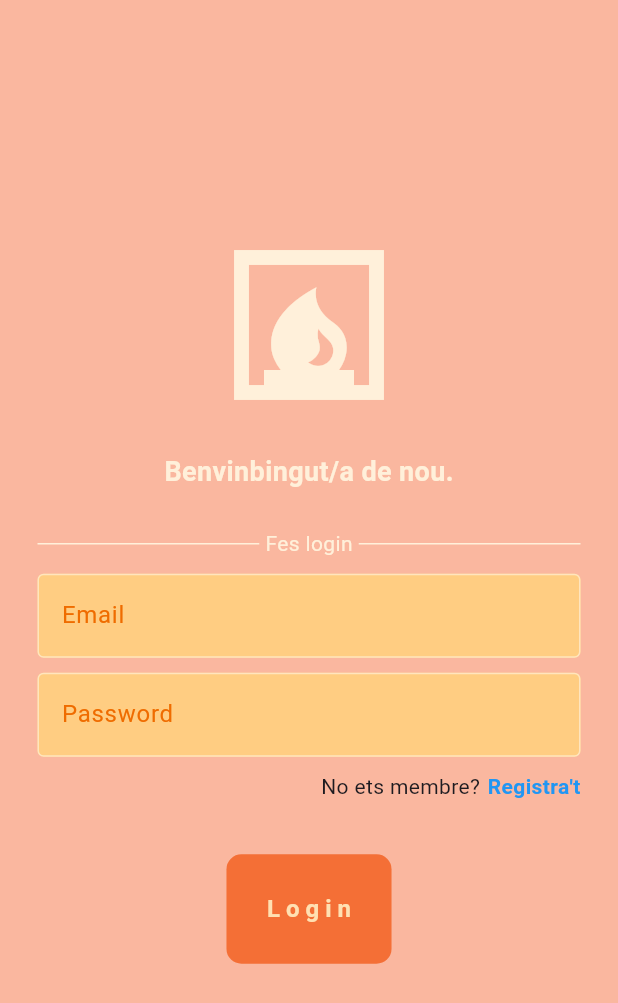
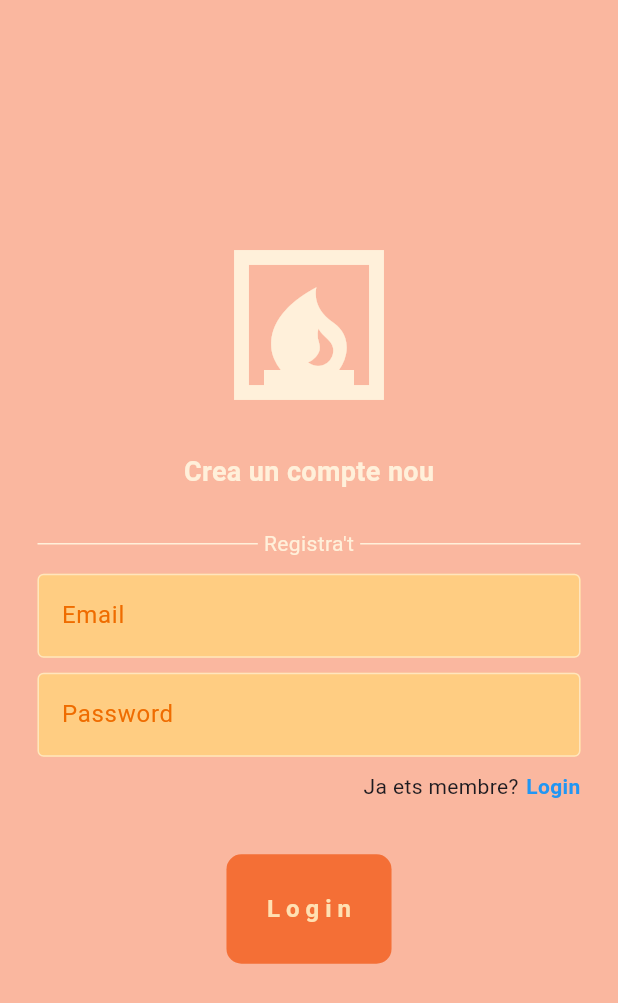
Before and after one commit to Velaskits/flutter_firabase, a Flutter app: the screen it shows after launch, on a phone screen of 412 x 824 dp. Shown: the top 1003 px of the screen. Run offline on Flutter 3.47's test engine with Material 3 defaults, Android fonts, the phone set to English and light mode, and no system bars; our stand-ins replace firebase_core; accounts and stored records are empty.

Commit message:
UI Registre

```diff
--- a/lib/main.dart
+++ b/lib/main.dart
@@ -1,9 +1,17 @@
+import 'package:firebase_core/firebase_core.dart';
 import 'package:flutter/material.dart';
+import 'package:flutter_firabase/firebase_options.dart';
 import 'package:flutter_firabase/paginas/pagina_login.dart';
+import 'package:flutter_firabase/paginas/pagina_registre.dart';
 
 void main() async {
 
   WidgetsFlutterBinding.ensureInitialized();
+
+  await Firebase.initializeApp(
+    options: DefaultFirebaseOptions.currentPlatform,
+  );
+
   runApp(const MainApp());
 }
 
@@ -14,7 +22,7 @@ class MainApp extends StatelessWidget {
   Widget build(BuildContext context) {
     return const MaterialApp(
       debugShowCheckedModeBanner: false,
-      home: PaginaLogin(),
+      home: PaginaRegistre(),
     );
   }
 }
@@ -34,5 +42,6 @@ class MainApp extends StatelessWidget {
 
 6) Incluir las librerias de Firebase que queramos utilizar.
   - flutter pub add firebas_auth
+  - flutter pub add firebase_core
 
 */
--- /dev/null
+++ b/lib/paginas/pagina_registre.dart
@@ -0,0 +1,159 @@
+import 'package:flutter/material.dart';
+import 'package:flutter_firabase/components/boto_auth.dart';
+import 'package:flutter_firabase/components/textfield_auth.dart';
+
+class PaginaRegistre extends StatefulWidget {
+
+
+  const PaginaRegistre({super.key});
+
+  @override
+  State<PaginaRegistre> createState() => _PaginaRegistreState();
+}
+
+class _PaginaRegistreState extends State<PaginaRegistre> {
+
+  final TextEditingController controllerEmail = TextEditingController();
+  final TextEditingController controllerPassword = TextEditingController();
+  final TextEditingController controllerConfirmarPassword = TextEditingController();
+
+  void ferRegistre(){
+
+  }
+
+  @override
+  Widget build(BuildContext context) {
+    return Scaffold(
+      backgroundColor: const Color.fromARGB(255, 250, 183, 159),
+      body: SafeArea(
+        child: Center(
+          child: SingleChildScrollView(
+            child: Center(
+              child: Column(
+                mainAxisAlignment: MainAxisAlignment.center,
+                children: [
+                  // Logo.
+                  const Icon(
+                    Icons.fireplace,
+                    size: 120,
+                    color: Color.fromARGB(255, 255, 240, 218),
+                  ),
+
+                  const SizedBox(
+                    height: 25,
+                  ),
+
+                  // Frase.
+                  const Text(
+                    "Crea un compte nou",
+                    style: TextStyle(
+                      color: Color.fromARGB(255, 255, 240, 218),
+                      fontSize: 18,
+                      fontWeight: FontWeight.bold,
+                    ),
+                  ),
+
+                  const SizedBox(
+                    height: 25,
+                  ),
+
+                  // Text divisori.
+                  const Padding(
+                    padding: EdgeInsets.symmetric(horizontal: 25),
+                    child: Row(
+                      children: [
+                        Expanded(
+                          child: Divider(
+                            thickness: 1,
+                            color: Color.fromARGB(255, 255, 240, 218),
+                          ),
+                        ),
+                        Padding(
+                          padding: EdgeInsets.symmetric(
+                            horizontal: 4,
+                          ),
+                          child: Text(
+                            "Registra't",
+                            style: TextStyle(
+                              color: Color.fromARGB(255, 255, 240, 218),
+                            ),
+                          ),
+                        ),
+                        Expanded(
+                          child: Divider(
+                            thickness: 1,
+                            color: Color.fromARGB(255, 255, 240, 218),
+                          ),
+                        ),
+                      ],
+                    ),
+                  ),
+
+                  const SizedBox(
+                    height: 10,
+                  ),
+
+                  // TextField Email.
+                  TextFieldAuth(
+                    controller: controllerEmail,
+                    obscureText: false,
+                    hintText: "Email",
+                  ),
+
+                  const SizedBox(
+                    height: 10,
+                  ),
+
+                  // TextField Password.
+                  TextFieldAuth(
+                    controller: controllerPassword,
+                    obscureText: true,
+                    hintText: "Password",
+                  ),
+
+                  const SizedBox(
+                    height: 10,
+                  ),
+
+                  // No estas registrat/da?
+                  Padding(
+                    padding: const EdgeInsets.symmetric(
+                      horizontal: 25,
+                    ),
+                    child: Row(
+                      mainAxisAlignment: MainAxisAlignment.end,
+                      children: [
+                        const Text("Ja ets membre?"),
+                        const SizedBox(
+                          width: 5,
+                        ),
+                        GestureDetector(
+                          onTap: () {},
+                          child: const Text(
+                            "Login",
+                            style: TextStyle(
+                                fontWeight: FontWeight.bold,
+                                color: Colors.blue),
+                          ),
+                        ),
+                      ],
+                    ),
+                  ),
+
+                  const SizedBox(height: 10,),
+
+                  // Botó login.
+                  BotoAuth(
+                    text: "Registra't",
+                    onTap: ferRegistre,
+                  ),
+
+                ],
+              ),
+            ),
+          ),
+        ),
+      ),
+    );
+  }
+}
```
